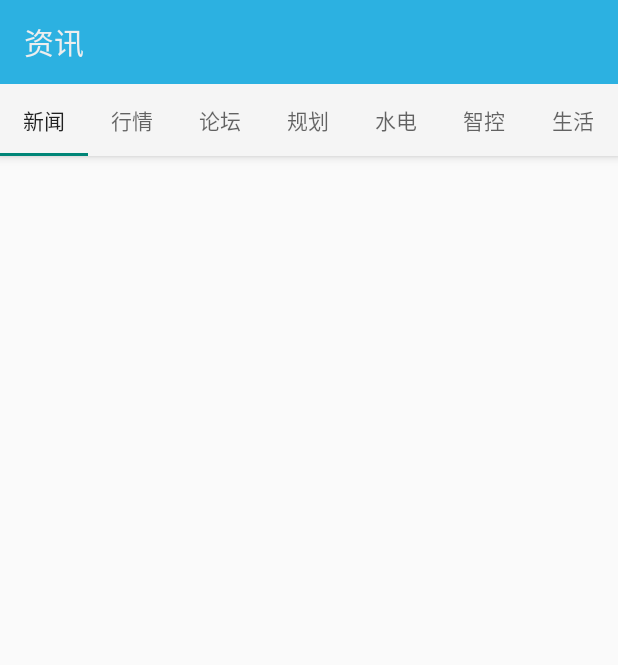
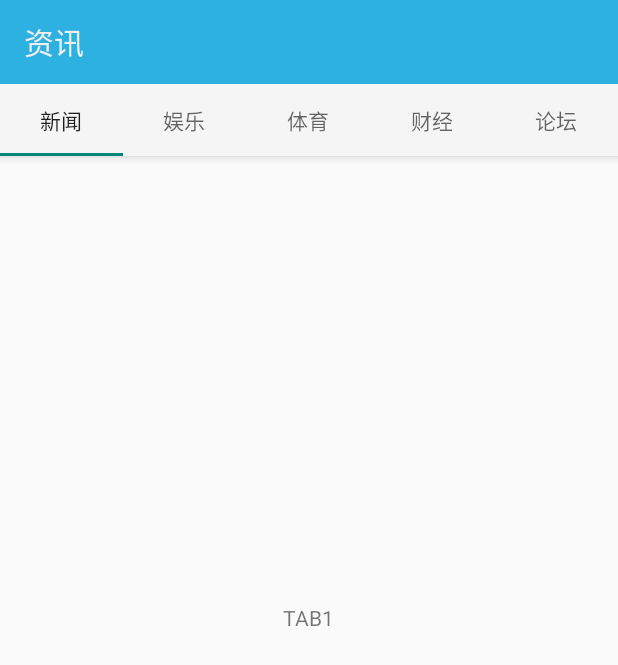
Before and after one commit to wjc133/FloatButton, an Android app: the AppBarActivity screen opened directly, with no data from a screen before it, on a phone screen of 412 x 824 dp. Shown: the top 665 px of the screen. Run offline under Robolectric (Android 15) with nearby library versions, the phone set to English and light mode, and no system bars.

Commit message:
add TabLayout and ViewPager.

```diff
--- a/app/src/main/java/com/elite/floatbutton/ui/AppBarActivity.java
+++ b/app/src/main/java/com/elite/floatbutton/ui/AppBarActivity.java
@@ -2,30 +2,101 @@ package com.elite.floatbutton.ui;
 
 import android.os.Bundle;
 import android.support.design.widget.TabLayout;
+import android.support.v4.view.PagerAdapter;
+import android.support.v4.view.PagerTabStrip;
+import android.support.v4.view.ViewPager;
 import android.support.v7.widget.Toolbar;
+import android.view.LayoutInflater;
+import android.view.View;
+import android.view.ViewGroup;
 
 import com.elite.floatbutton.R;
+
+import java.util.ArrayList;
+import java.util.List;
 
 /**
  * Elite Group
  * Created by wjc133 on 2015/8/3.
  */
 public class AppBarActivity extends BaseActivity {
+    private ViewPager viewPager;
+    private List<View> viewContainer;
+    private List<String> titleContainer;
+    private LayoutInflater inflater;
+    private TabLayout tabLayout;
+
+    private PagerAdapter mAdapter=new PagerAdapter() {
+        @Override
+        public int getCount() {
+            return titleContainer.size();
+        }
+
+        @Override
+        public boolean isViewFromObject(View view, Object object) {
+            return view==object;
+        }
+
+        @Override
+        public CharSequence getPageTitle(int position) {
+            return titleContainer.get(position);
+        }
+
+        @Override
+        public Object instantiateItem(ViewGroup container, int position) {
+            container.addView(viewContainer.get(position));
+            return viewContainer.get(position);
+        }
+
+        @Override
+        public void destroyItem(ViewGroup container, int position, Object object) {
+            container.removeView(viewContainer.get(position));
+        }
+
+        @Override
+        public int getItemPosition(Object object) {
+            return super.getItemPosition(object);
+        }
+    };
+
     @Override
     protected void onCreate(Bundle savedInstanceState) {
         super.onCreate(savedInstanceState);
         setContentView(R.layout.activity_appbar);
-        TabLayout tabLayout=(TabLayout)findViewById(R.id.tablayout);
+        tabLayout=(TabLayout)findViewById(R.id.tablayout);
         Toolbar toolbar=(Toolbar)findViewById(R.id.toolbar);
-
-        tabLayout.addTab(tabLayout.newTab().setText("新闻"));
-        tabLayout.addTab(tabLayout.newTab().setText("行情"));
-        tabLayout.addTab(tabLayout.newTab().setText("论坛"));
-        tabLayout.addTab(tabLayout.newTab().setText("规划"));
-        tabLayout.addTab(tabLayout.newTab().setText("水电"));
-        tabLayout.addTab(tabLayout.newTab().setText("智控"));
-        tabLayout.addTab(tabLayout.newTab().setText("生活"));
+        viewPager=(ViewPager)findViewById(R.id.tab_pager);
+        inflater=getLayoutInflater();
+        setViewPager();
 
         toolbar.setTitle("资讯");
+
+        tabLayout.setupWithViewPager(viewPager);
+    }
+
+    private void setViewPager() {
+
+        viewContainer= new ArrayList<>();
+        titleContainer=new ArrayList<>();
+        View view1=inflater.inflate(R.layout.fragment_tab1,null);
+        View view2=inflater.inflate(R.layout.fragment_tab2,null);
+        View view3=inflater.inflate(R.layout.fragment_tab3,null);
+        View view4=inflater.inflate(R.layout.fragment_tab4,null);
+        View view5=inflater.inflate(R.layout.fragment_tab5,null);
+        viewContainer.add(view1);
+        viewContainer.add(view2);
+        viewContainer.add(view3);
+        viewContainer.add(view4);
+        viewContainer.add(view5);
+
+        titleContainer.add("新闻");
+        titleContainer.add("娱乐");
+        titleContainer.add("体育");
+        titleContainer.add("财经");
+        titleContainer.add("论坛");
+
+
+        tabLayout.setTabsFromPagerAdapter(mAdapter);
+        viewPager.setAdapter(mAdapter);
     }
 }
--- a/app/src/main/res/layout/activity_appbar.xml
+++ b/app/src/main/res/layout/activity_appbar.xml
@@ -1,17 +1,20 @@
 <?xml version="1.0" encoding="utf-8"?>
-<RelativeLayout xmlns:android="http://schemas.android.com/apk/res/android"
+<android.support.design.widget.CoordinatorLayout xmlns:android="http://schemas.android.com/apk/res/android"
     xmlns:app="http://schemas.android.com/apk/res-auto"
     android:layout_width="match_parent"
     android:layout_height="match_parent">
+
     <android.support.design.widget.AppBarLayout
         android:id="@+id/appbar"
         android:layout_width="match_parent"
         android:layout_height="wrap_content">
+
         <include
             android:id="@+id/toolbar"
             layout="@layout/toolbar"
             android:layout_width="match_parent"
-            android:layout_height="wrap_content"/>
+            android:layout_height="wrap_content" />
+
         <android.support.design.widget.TabLayout
             android:id="@+id/tablayout"
             android:layout_width="match_parent"
@@ -23,4 +26,9 @@
 
         </android.support.design.widget.TabLayout>
     </android.support.design.widget.AppBarLayout>
-</RelativeLayout>
+
+    <android.support.v4.view.ViewPager
+        android:id="@+id/tab_pager"
+        android:layout_width="match_parent"
+        android:layout_height="match_parent" />
+</android.support.design.widget.CoordinatorLayout>
--- /dev/null
+++ b/app/src/main/res/layout/fragment_tab1.xml
@@ -0,0 +1,11 @@
+<?xml version="1.0" encoding="utf-8"?>
+<RelativeLayout xmlns:android="http://schemas.android.com/apk/res/android"
+    android:layout_width="match_parent"
+    android:layout_height="match_parent">
+    <TextView
+        android:layout_width="wrap_content"
+        android:layout_height="wrap_content"
+        android:layout_centerHorizontal="true"
+        android:layout_centerVertical="true"
+        android:text="TAB1"/>
+</RelativeLayout>
```
Also changed, not shown: app/src/main/res/layout/fragment_tab2.xml (added, +11 -0 lines), app/src/main/res/layout/fragment_tab3.xml (added, +11 -0 lines), app/src/main/res/layout/fragment_tab4.xml (added, +11 -0 lines), app/src/main/res/layout/fragment_tab5.xml (added, +11 -0 lines).
